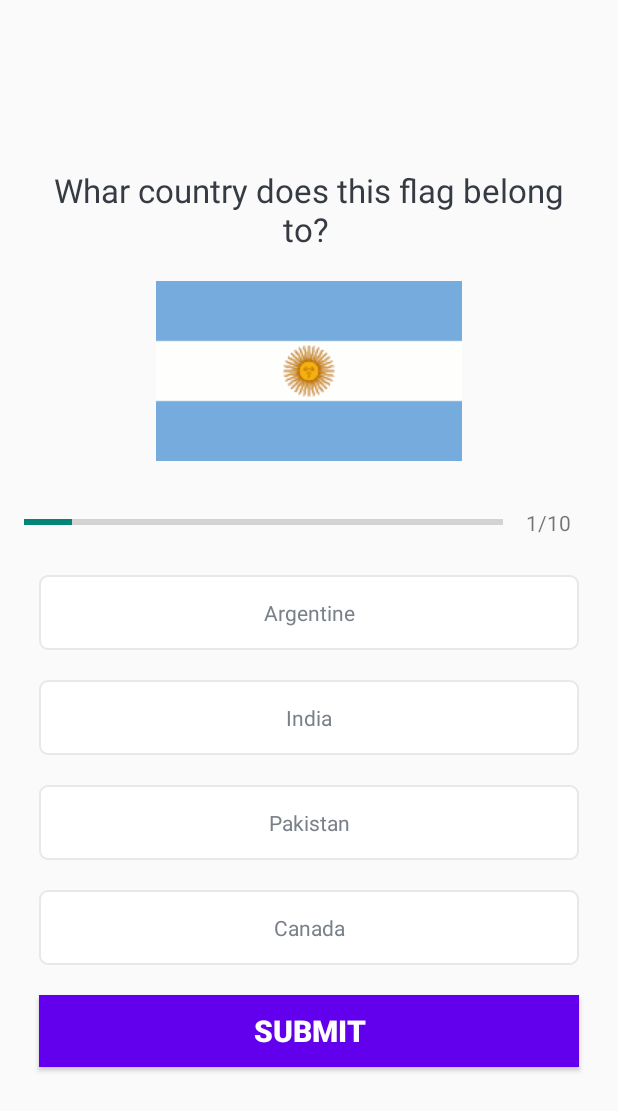
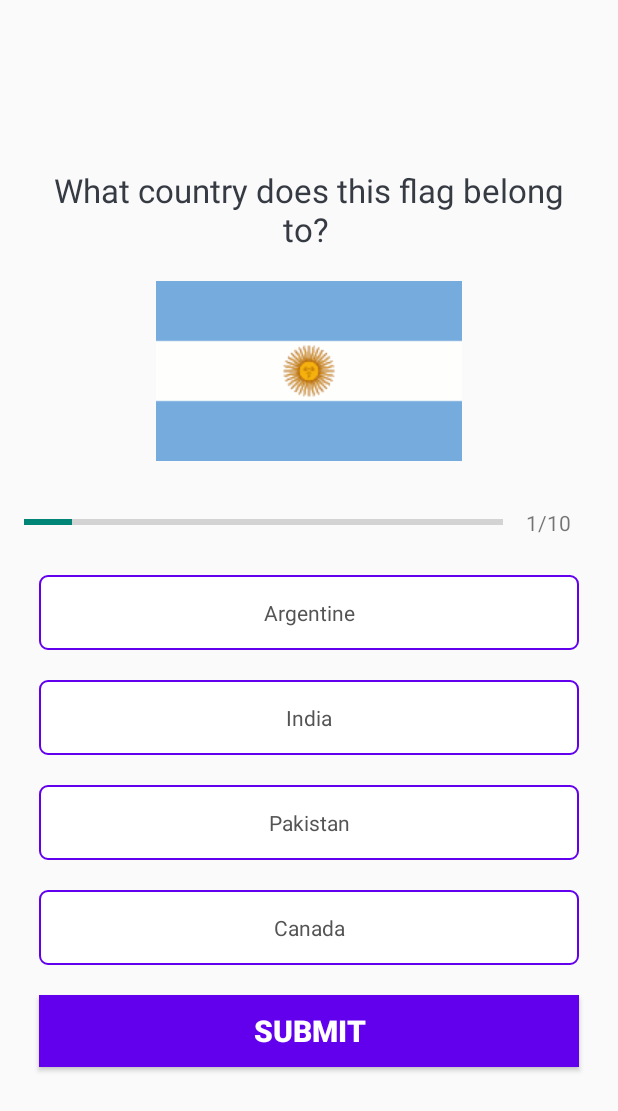
Before and after one commit to Sundaram-sharma/QuizApp, an Android app: the quizQuestionActivity screen opened directly, with no data from a screen before it, on a phone screen of 412 x 824 dp. Shown: the top 1111 px of the screen. Run offline under Robolectric (Android 15) with nearby library versions, the phone set to English and light mode, and no system bars.

Commit message:
updating functionality

```diff
--- a/app/src/main/java/com/example/quizapp/Constants.kt
+++ b/app/src/main/java/com/example/quizapp/Constants.kt
@@ -5,62 +5,62 @@ object Constants {
     fun getQuestions():ArrayList<Question>{
         val questionsList = ArrayList<Question>()
 
-        var que1 = Question(1,"Whar country does this flag belong to? ",
+        var que1 = Question(1,"What country does this flag belong to? ",
             R.drawable.ic_flag_of_argentina, "Argentine","India",
             "Pakistan","Canada", 1) //adding the data as defined in the data class Questions
         questionsList.add(que1) //adding the 'que1' to the question list
 
 
-        var que2 = Question(1,"Whar country does this flag belong to? ",
-            R.drawable.ic_flag_of_brazil, "Argentine","India",
-            "Pakistan","Canada", 1) //adding the data as defined in the data class Questions
+        var que2 = Question(2,"What country does this flag belong to? ",
+            R.drawable.ic_flag_of_brazil, "Russia","Brazil",
+            "Pakistan","India", 2) //adding the data as defined in the data class Questions
         questionsList.add(que2) //adding the 'que2' to the question list
 
 
-        var que3 = Question(1,"Whar country does this flag belong to? ",
-            R.drawable.ic_flag_of_germany, "Argentine","India",
-            "Pakistan","Canada", 1) //adding the data as defined in the data class Questions
+        var que3 = Question(3,"What country does this flag belong to? ",
+            R.drawable.ic_flag_of_germany, "Egypt","Russia",
+            "Canada","Germany", 4) //adding the data as defined in the data class Questions
         questionsList.add(que3) //adding the 'que3' to the question list
 
 
-        var que4 = Question(1,"Whar country does this flag belong to? ",
-            R.drawable.ic_flag_of_belgium, "Argentine","India",
-            "Pakistan","Canada", 1) //adding the data as defined in the data class Questions
+        var que4 = Question(4,"What country does this flag belong to? ",
+            R.drawable.ic_flag_of_belgium, "Belgium","United Kingdom",
+            "Sri Lanka","Canada", 1) //adding the data as defined in the data class Questions
         questionsList.add(que4) //adding the 'que4' to the question list
 
 
-        var que5 = Question(1,"Whar country does this flag belong to? ",
-            R.drawable.ic_flag_of_australia, "Argentine","India",
-            "Pakistan","Canada", 1) //adding the data as defined in the data class Questions
+        var que5 = Question(5,"What country does this flag belong to? ",
+            R.drawable.ic_flag_of_australia, "Argentine","Australia",
+            "Nepal","France", 2) //adding the data as defined in the data class Questions
         questionsList.add(que5) //adding the 'que5' to the question list
 
 
-        var que6 = Question(1,"Whar country does this flag belong to? ",
-            R.drawable.ic_flag_of_fiji, "Argentine","India",
-            "Pakistan","Canada", 1) //adding the data as defined in the data class Questions
+        var que6 = Question(6,"What country does this flag belong to? ",
+            R.drawable.ic_flag_of_fiji, "Fiji","India",
+            "UAE","Mexico", 1) //adding the data as defined in the data class Questions
         questionsList.add(que6) //adding the 'que6' to the question list
 
 
-        var que7 = Question(1,"Whar country does this flag belong to? ",
-            R.drawable.ic_flag_of_denmark, "Argentine","India",
-            "Pakistan","Canada", 1) //adding the data as defined in the data class Questions
+        var que7 = Question(7,"What country does this flag belong to? ",
+            R.drawable.ic_flag_of_denmark, "Poland","Ukraine",
+            "Afghanistan","Denmark", 4) //adding the data as defined in the data class Questions
         questionsList.add(que7) //adding the 'que7' to the question list
 
-        var que8 = Question(1,"Whar country does this flag belong to? ",
-            R.drawable.ic_flag_of_india, "Argentine","India",
-            "Pakistan","Canada", 1) //adding the data as defined in the data class Questions
+        var que8 = Question(8,"What country does this flag belong to? ",
+            R.drawable.ic_flag_of_india, "Nepal","India",
+            "Pakistan","Mexico", 2) //adding the data as defined in the data class Questions
         questionsList.add(que8) //adding the 'que8' to the question list
 
 
-        var que9 = Question(1,"Whar country does this flag belong to? ",
-            R.drawable.ic_flag_of_kuwait, "Argentine","India",
-            "Pakistan","Canada", 1) //adding the data as defined in the data class Questions
+        var que9 = Question(9,"What country does this flag belong to? ",
+            R.drawable.ic_flag_of_kuwait, "Mongolia","Pakistan",
+            "United States","Kuwait", 4) //adding the data as defined in the data class Questions
         questionsList.add(que9) //adding the 'que9' to the question list
 
 
-        var que10 = Question(1,"Whar country does this flag belong to? ",
-            R.drawable.ic_flag_of_new_zealand, "Argentine","India",
-            "Pakistan","Canada", 1) //adding the data as defined in the data class Questions
+        var que10 = Question(10,"What country does this flag belong to? ",
+            R.drawable.ic_flag_of_new_zealand, "New Zealand","India",
+            "Taiwan","Chile", 1) //adding the data as defined in the data class Questions
         questionsList.add(que10) //adding the 'que10' to the question list
 
         return questionsList //as the functions wants to return
--- a/app/src/main/java/com/example/quizapp/quizQuestionActivity.kt
+++ b/app/src/main/java/com/example/quizapp/quizQuestionActivity.kt
@@ -7,10 +7,7 @@ import androidx.appcompat.app.AppCompatActivity
 import android.os.Bundle
 import android.util.Log
 import android.view.View
-import android.widget.Button
-import android.widget.ImageView
-import android.widget.ProgressBar
-import android.widget.TextView
+import android.widget.*
 import androidx.core.content.ContextCompat
 import kotlin.concurrent.fixedRateTimer
 
@@ -77,6 +74,10 @@ class quizQuestionActivity : AppCompatActivity(), View.OnClickListener {
         //}
 
         //var currentPosition = 1 // starting with 1 so that it displays "1/10: is question number
+
+
+        defaultOptionsView()// to set the default question
+
         var question: Question =
             mQuestionList!![mCurrentPosition - 1] // to display the question from index 0
 
@@ -179,20 +180,35 @@ class quizQuestionActivity : AppCompatActivity(), View.OnClickListener {
                 if(mSelectedOptionPosition == 0){
                     mCurrentPosition++
 
-                    when{ //questions are left
+                    when{ //when questions are left
                         mCurrentPosition <= mQuestionList!!.size ->{
                             setQuestion()
                         }
+                        else ->{ // if no questions are left
+                            Toast.makeText(this,"You made it to the end", Toast.LENGTH_LONG).show()
+                        }
                     }
                 }
-                else{
+                else
+                {
                     // to get which question are at. The mCurrentPosition starts with 1 thats why -1 is used
                     val question = mQuestionList?.get(mCurrentPosition -1)
                     //if question is wrong , quesion!! because question is assigned to nullable
                     if(question!!.correctAnswer != mSelectedOptionPosition){
                         answerView(mSelectedOptionPosition, R.drawable.wrong_option_border_bg)
                     }
-                    answerView(mSelectedOptionPosition, R.drawable.correct_option_border_bg)
+                    answerView(question.correctAnswer, R.drawable.correct_option_border_bg)
+
+                    if(mCurrentPosition == mQuestionList!!.size){ //to see if completed all questions
+                        btnSubmit?.text = "FINISH"
+                    }
+                    else{
+                        btnSubmit?.text = "GO TO NEXT QUESTION"
+                    }
+
+                    mSelectedOptionPosition = 0
+
+
                 }
                 //to be implemented
             }
```
